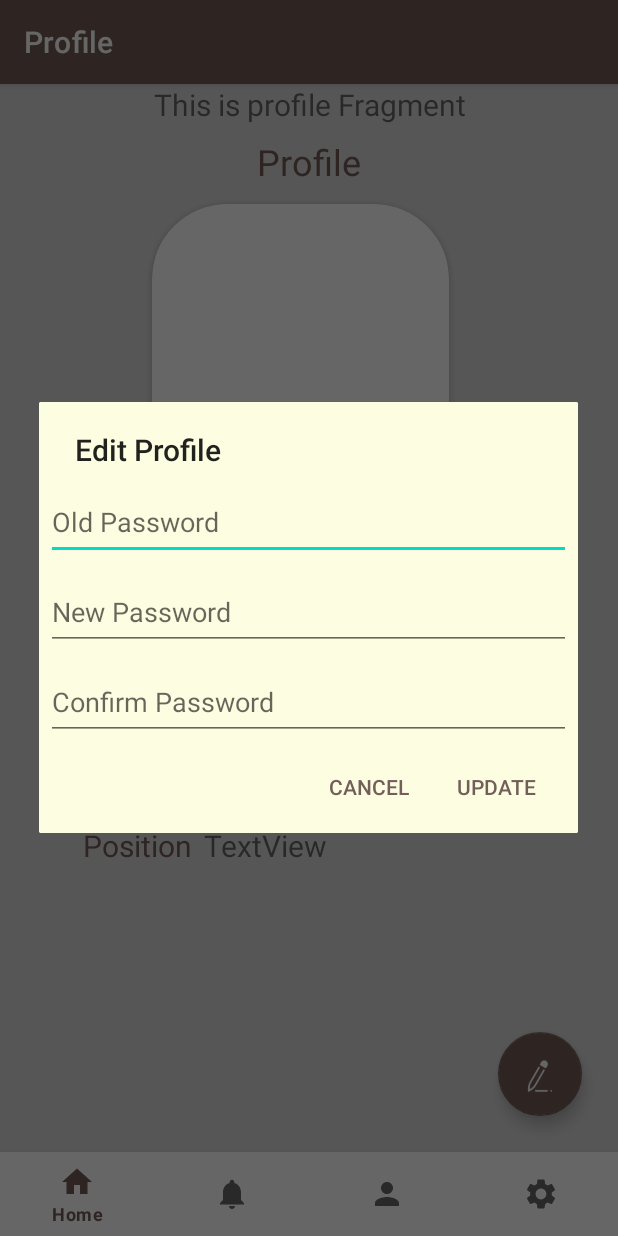
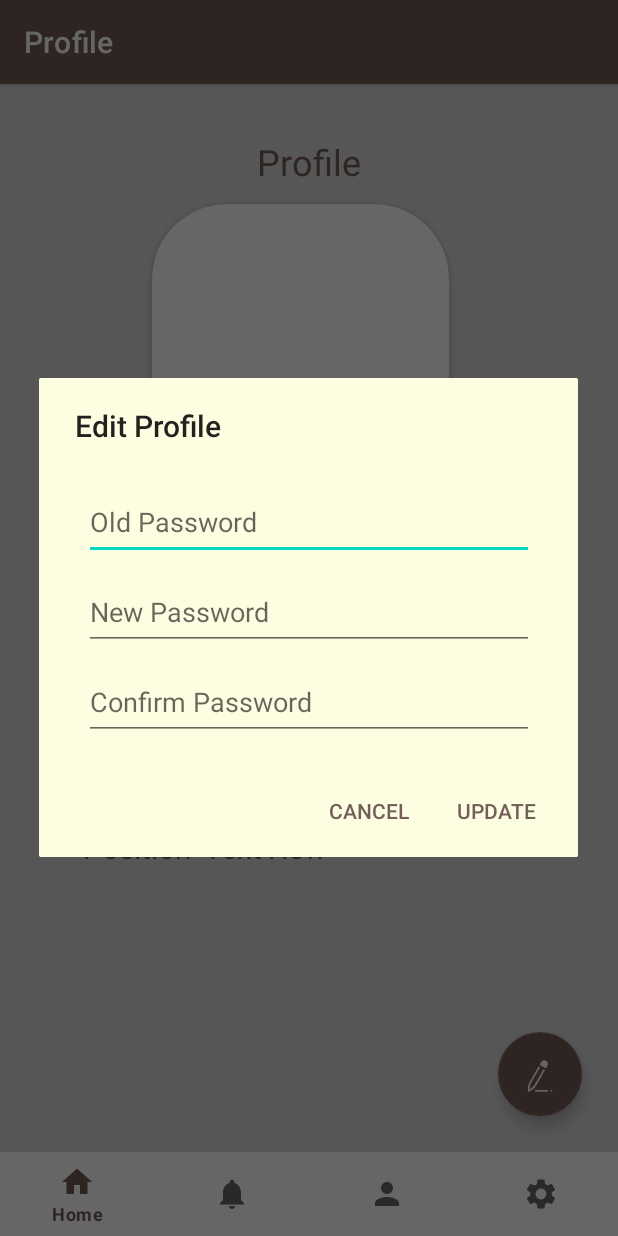
Before and after one commit to ongyijie/CargoLiteAssignment, an Android app: the ProfileFragment screen opened through its navigation route, after a tap on "Edit profile", on a phone screen of 412 x 824 dp. Run offline under Robolectric (Android 15) with nearby library versions, the phone set to English and light mode, and no system bars; our stand-ins replace navigation-ui.

Commit message:
settle user profile UI bug, layout havent inflate get nullexception error

```diff
--- a/app/src/main/java/my/edu/tarc/cargolite/ui/profile/ProfileFragment.kt
+++ b/app/src/main/java/my/edu/tarc/cargolite/ui/profile/ProfileFragment.kt
@@ -1,3 +1,4 @@
+
 package my.edu.tarc.cargolite.ui.profile
 
 import android.app.AlertDialog
@@ -23,6 +24,7 @@ class ProfileFragment : Fragment() {
             inflater: LayoutInflater,
             container: ViewGroup?,
             savedInstanceState: Bundle?
+
     ): View? {
         profileViewModel =
                 ViewModelProvider(this).get(ProfileViewModel::class.java)
@@ -33,21 +35,20 @@ class ProfileFragment : Fragment() {
         })
         //Link UI to program
         val fab_editProfile : FloatingActionButton = root.findViewById(R.id.fab_editProfile)
-        val passwordOld : TextView = root.findViewById(R.id.passwordOld)
-        val passwordNew : TextView = root.findViewById(R.id.passwordNew)
-        val passwordConfirm : TextView = root.findViewById(R.id.passwordConfirm)
-
         //Edit button onClick show user editProfile dialog
-        fab_editProfile.setOnClickListener() {
+        fab_editProfile.setOnClickListener {
             // create an alert builder
-            val builder = androidx.appcompat.app.AlertDialog.Builder(it.context, R.style.MyDialogTheme)
+            val builder = AlertDialog.Builder(it.context, R.style.MyDialogTheme)
             builder.setTitle("Edit Profile")
             // set the custom layout
             val customLayout: View = layoutInflater.inflate(R.layout.edit_profile_dialog, null);
             builder.setView(customLayout);
-
             builder.apply {
                 setPositiveButton("Update", DialogInterface.OnClickListener { dialog, _ ->
+                    //Link UI to program
+                    val passwordOld : TextView = root.findViewById(R.id.passwordOld)
+                    val passwordNew : TextView = root.findViewById(R.id.passwordNew)
+                    val passwordConfirm : TextView = root.findViewById(R.id.passwordConfirm)
                     //When user click update, update the database
                     //code for update database
                     //validate password update
@@ -80,13 +81,11 @@ class ProfileFragment : Fragment() {
                 })
             }
             // create and show the alert dialog
-            val dialog: androidx.appcompat.app.AlertDialog = builder.create()
+            val dialog: AlertDialog = builder.create()
             dialog.show()
         }
-
         return root
     }//end of View
-
 }//end of class
 /*
 //Inflate edit Profile dialog with a custom view
--- a/app/src/main/java/my/edu/tarc/cargolite/ui/profile/ProfileViewModel.kt
+++ b/app/src/main/java/my/edu/tarc/cargolite/ui/profile/ProfileViewModel.kt
@@ -7,7 +7,7 @@ import androidx.lifecycle.ViewModel
 class ProfileViewModel : ViewModel() {
 
     private val _text = MutableLiveData<String>().apply {
-        value = "This is profile Fragment"
+        //value = "This is profile Fragment"
     }
     val text: LiveData<String> = _text
 }
--- a/app/src/main/res/layout/activity_login.xml
+++ b/app/src/main/res/layout/activity_login.xml
@@ -29,7 +29,7 @@
         android:drawableLeft="@drawable/password"
         android:ems="10"
         android:fontFamily="sans-serif-light"
-        android:hint="@string/Password"
+        android:hint="@string/password"
         android:inputType="textPassword"
         app:layout_constraintEnd_toEndOf="parent"
         app:layout_constraintStart_toStartOf="parent"
--- a/app/src/main/res/layout/activity_register.xml
+++ b/app/src/main/res/layout/activity_register.xml
@@ -16,7 +16,7 @@
         android:drawableLeft="@drawable/person"
         android:ems="10"
         android:fontFamily="sans-serif-light"
-        android:hint="@string/Username"
+        android:hint="@string/username"
         android:inputType="textPersonName"
         android:textSize="18sp"
         app:layout_constraintEnd_toEndOf="parent"
@@ -62,7 +62,7 @@
         android:drawableLeft="@drawable/password"
         android:ems="10"
         android:fontFamily="sans-serif-light"
-        android:hint="@string/Password"
+        android:hint="@string/password"
         android:inputType="textPassword"
         app:layout_constraintEnd_toEndOf="parent"
         app:layout_constraintHorizontal_bias="0.502"
--- a/app/src/main/res/layout/edit_profile_dialog.xml
+++ b/app/src/main/res/layout/edit_profile_dialog.xml
@@ -2,13 +2,14 @@
 <androidx.constraintlayout.widget.ConstraintLayout xmlns:android="http://schemas.android.com/apk/res/android"
     xmlns:app="http://schemas.android.com/apk/res-auto"
     xmlns:tools="http://schemas.android.com/tools"
-    android:layout_width="match_parent"
-    android:layout_height="match_parent"
-    android:layout_margin="8dp">
+    android:layout_width="wrap_content"
+    android:layout_height="wrap_content"
+    android:layout_margin="8dp"
+    android:padding="16dp">
 
     <EditText
         android:id="@+id/passwordOld"
-        android:layout_width="350dp"
+        android:layout_width="300dp"
         android:layout_height="50dp"
         android:layout_marginTop="10dp"
         android:hint="@string/oldPassword"
@@ -24,7 +25,7 @@
 
     <EditText
         android:id="@+id/passwordNew"
-        android:layout_width="350dp"
+        android:layout_width="300dp"
         android:layout_height="50dp"
         android:layout_marginTop="10dp"
         android:hint="@string/newPassword"
@@ -40,7 +41,7 @@
 
     <EditText
         android:id="@+id/passwordConfirm"
-        android:layout_width="350dp"
+        android:layout_width="300dp"
         android:layout_height="50dp"
         android:layout_marginTop="10dp"
         android:hint="@string/confirmPassword"
--- a/app/src/main/res/layout/fragment_profile.xml
+++ b/app/src/main/res/layout/fragment_profile.xml
@@ -45,8 +45,9 @@
                 android:id="@+id/imageViewProfilePic"
                 android:layout_width="wrap_content"
                 android:layout_height="wrap_content"
+                android:src="@drawable/empty"
                 android:layout_gravity="center"
-                android:src="@drawable/empty"
+                android:layout_centerInParent="true"
                 app:layout_constraintEnd_toEndOf="parent"
                 app:layout_constraintStart_toStartOf="parent" />
         </RelativeLayout>
@@ -72,15 +73,26 @@
         app:barrierDirection="left" />
 
     <TextView
-        android:id="@+id/textView2"
+        android:id="@+id/textView1"
         android:layout_width="wrap_content"
         android:layout_height="wrap_content"
-        android:layout_marginTop="86dp"
-        android:text="@string/userName"
+        android:layout_marginTop="50dp"
+        android:text="@string/userID"
         android:textColor="@color/brown"
         android:textSize="20sp"
         app:layout_constraintEnd_toStartOf="@+id/guideline3"
         app:layout_constraintTop_toBottomOf="@+id/cardViewProfile" />
+
+    <TextView
+        android:id="@+id/textView2"
+        android:layout_width="wrap_content"
+        android:layout_height="wrap_content"
+        android:layout_marginTop="10dp"
+        android:text="@string/username"
+        android:textColor="@color/brown"
+        android:textSize="20sp"
+        app:layout_constraintEnd_toStartOf="@+id/guideline3"
+        app:layout_constraintTop_toBottomOf="@+id/textView1" />
 
     <androidx.constraintlayout.widget.Guideline
         android:id="@+id/guideline2"
@@ -101,7 +113,7 @@
         android:layout_width="wrap_content"
         android:layout_height="wrap_content"
         android:layout_marginTop="10dp"
-        android:text="@string/Username"
+        android:text="@string/email"
         android:textColor="@color/brown"
         android:textSize="20sp"
         app:layout_constraintEnd_toStartOf="@+id/guideline3"
@@ -112,7 +124,7 @@
         android:layout_width="wrap_content"
         android:layout_height="wrap_content"
         android:layout_marginTop="10dp"
-        android:text="@string/Password"
+        android:text="@string/password"
         android:textColor="@color/brown"
         android:textSize="20sp"
         app:layout_constraintEnd_toStartOf="@+id/guideline3"
@@ -130,15 +142,26 @@
         app:layout_constraintTop_toBottomOf="@+id/textView4" />
 
     <TextView
+        android:id="@+id/textViewUserID"
+        android:layout_width="wrap_content"
+        android:layout_height="wrap_content"
+        android:layout_marginStart="8dp"
+        android:layout_marginTop="50dp"
+        android:text="TextView"
+        android:textSize="20sp"
+        app:layout_constraintStart_toStartOf="@+id/guideline3"
+        app:layout_constraintTop_toBottomOf="@+id/cardViewProfile" />
+
+    <TextView
         android:id="@+id/textViewUsername"
         android:layout_width="wrap_content"
         android:layout_height="wrap_content"
         android:layout_marginStart="8dp"
-        android:layout_marginTop="86dp"
+        android:layout_marginTop="10dp"
         android:text="TextView"
         android:textSize="20sp"
         app:layout_constraintStart_toEndOf="@+id/textView2"
-        app:layout_constraintTop_toBottomOf="@+id/cardViewProfile" />
+        app:layout_constraintTop_toBottomOf="@+id/textViewUserID" />
 
     <TextView
         android:id="@+id/textViewEmail"
--- a/app/src/main/res/values/strings.xml
+++ b/app/src/main/res/values/strings.xml
@@ -12,12 +12,13 @@
     <string name="app_desc">Your Warehouse Assistant</string>
     <string name="logo">Logo</string>
     <string name="title_activity_login">Login</string>
-    <string name="Username">username</string>
-    <string name="Password">password</string>
+    <string name="username">Username</string>
+    <string name="password">Password</string>
     <string name="LoginButton">LOGIN</string>
     <string name="retypePassword">retype password</string>
     <string name="RegisterButton">Register</string>
-    <string name="email">email</string>
+    <string name="email">Email</string>
+    <string name="userID">UserID</string>
     <string name="phoneNumber">phone number</string>
     <string name="add_product">Add new product</string>
     <string name="hint_productname">Product name</string>
@@ -30,7 +31,6 @@
     <string name="oldPassword">Old Password</string>
     <string name="newPassword">New Password</string>
     <string name="confirmPassword">Confirm Password</string>
-    <string name="userName">Username</string>
     <string name="position">Position</string>
     <string name="edit_profile">Edit profile</string>
 </resources>
```
Lines whose indentation alone changed are shown as unchanged.
